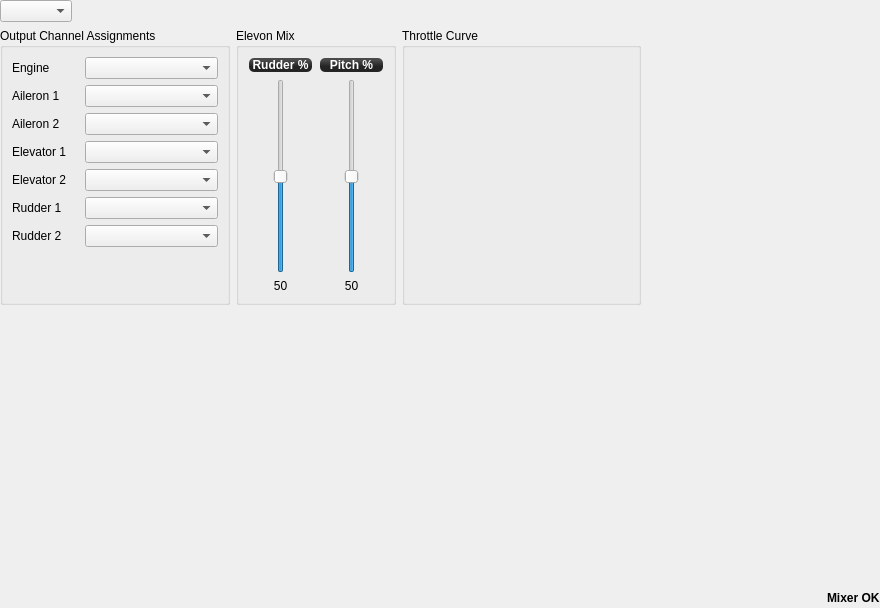
Above: ground/openpilotgcs/src/plugins/config/airframe_fixedwing.ui from openpilot/OpenPilot before the change. Below: the same form after it.
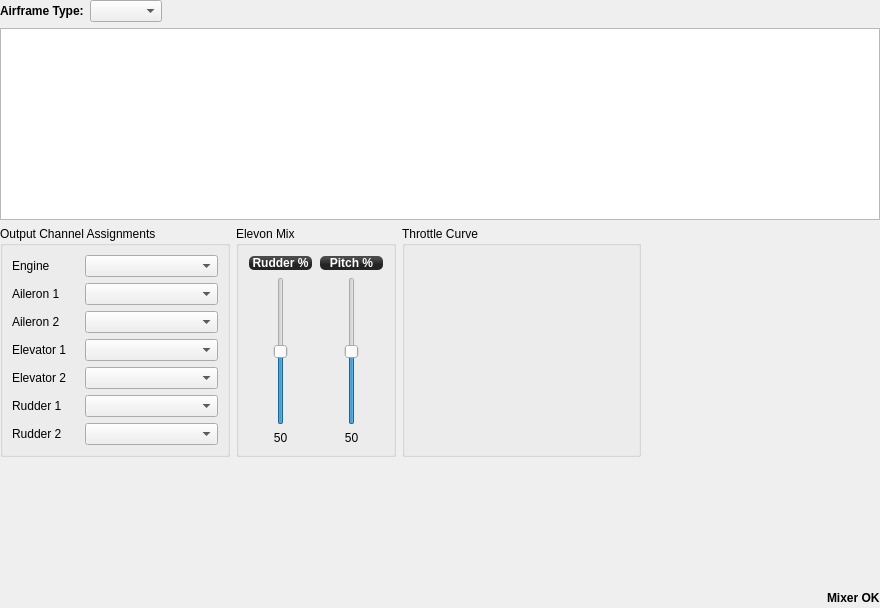
That is the form after the change. Custom widgets are drawn as their Qt base class.

Commit message: Start basics of config plugin page for FW clean up, add support for single servo aileron fixedwings

Patch:
```diff
--- a/ground/openpilotgcs/src/plugins/config/airframe_fixedwing.ui
+++ b/ground/openpilotgcs/src/plugins/config/airframe_fixedwing.ui
@@ -20,13 +20,7 @@
    <item>
     <layout class="QHBoxLayout" name="horizontalLayout_2">
      <item>
-      <widget class="QLabel" name="label_5">
-       <property name="sizePolicy">
-        <sizepolicy hsizetype="Minimum" vsizetype="Preferred">
-         <horstretch>0</horstretch>
-         <verstretch>0</verstretch>
-        </sizepolicy>
-       </property>
+      <widget class="QLabel" name="label">
        <property name="font">
         <font>
          <weight>75</weight>
@@ -34,17 +28,9 @@
         </font>
        </property>
        <property name="text">
-        <string>Airplane type:</string>
+        <string>Airframe Type:</string>
        </property>
       </widget>
-       <widget class="QGraphicsView" name="planeShape">
-        <property name="sizePolicy">
-         <sizepolicy hsizetype="MinimumExpanding" vsizetype="MinimumExpanding">
-          <horstretch>0</horstretch>
-          <verstretch>0</verstretch>
-         </sizepolicy>
-        </property>
-       </widget>
      </item>
      <item>
       <widget class="QComboBox" name="fixedWingType"/>
@@ -64,6 +50,16 @@
      </item>
     </layout>
    </item>
+   <item>
+    <widget class="QGraphicsView" name="planeShape">
+     <property name="sizePolicy">
+      <sizepolicy hsizetype="MinimumExpanding" vsizetype="MinimumExpanding">
+       <horstretch>0</horstretch>
+       <verstretch>0</verstretch>
+      </sizepolicy>
+     </property>
+    </widget>
+   </item>
    <item>
     <layout class="QHBoxLayout" name="horizontalLayout_4">
      <property name="rightMargin">
```
Left out of the diff: 15 changed lines with no effect on the pictures. The commit also changes 3 other files.
